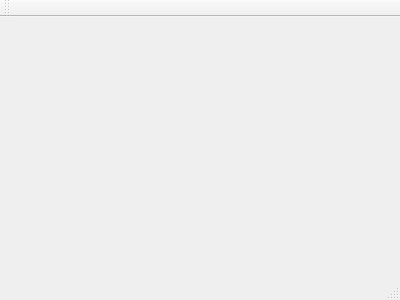
Above: 2nd Sem/10. 11.05.2012/Task1/mainwindow.ui from MrKuznetsov/hw-cpp before the change. Below: the same form after it.
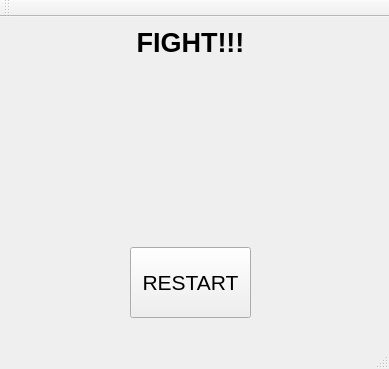
That is the form after the change.

Commit message: added tictacToe Game

Patch:
```diff
--- a/2nd Sem/10. 11.05.2012/Task1/mainwindow.ui
+++ b/2nd Sem/10. 11.05.2012/Task1/mainwindow.ui
@@ -6,8 +6,8 @@
    <rect>
     <x>0</x>
     <y>0</y>
-    <width>400</width>
-    <height>300</height>
+    <width>389</width>
+    <height>369</height>
    </rect>
   </property>
   <property name="windowTitle">
@@ -18,13 +18,57 @@
     <property name="geometry">
      <rect>
       <x>50</x>
-      <y>30</y>
+      <y>50</y>
       <width>281</width>
       <height>171</height>
      </rect>
     </property>
     <layout class="QGridLayout" name="gridLayout"/>
    </widget>
+   <widget class="QLabel" name="label">
+    <property name="geometry">
+     <rect>
+      <x>10</x>
+      <y>10</y>
+      <width>361</width>
+      <height>31</height>
+     </rect>
+    </property>
+    <property name="font">
+     <font>
+      <pointsize>20</pointsize>
+      <weight>75</weight>
+      <bold>true</bold>
+     </font>
+    </property>
+    <property name="text">
+     <string>FIGHT!!!</string>
+    </property>
+    <property name="textFormat">
+     <enum>Qt::AutoText</enum>
+    </property>
+    <property name="alignment">
+     <set>Qt::AlignCenter</set>
+    </property>
+   </widget>
+   <widget class="QPushButton" name="restartBut">
+    <property name="geometry">
+     <rect>
+      <x>130</x>
+      <y>230</y>
+      <width>121</width>
+      <height>71</height>
+     </rect>
+    </property>
+    <property name="font">
+     <font>
+      <pointsize>16</pointsize>
+     </font>
+    </property>
+    <property name="text">
+     <string>RESTART</string>
+    </property>
+   </widget>
   </widget>
   <widget class="QMenuBar" name="menuBar">
    <property name="geometry">
```
Left out of the diff: 2 changed lines with no effect on the pictures. The commit also changes 2 other files.
